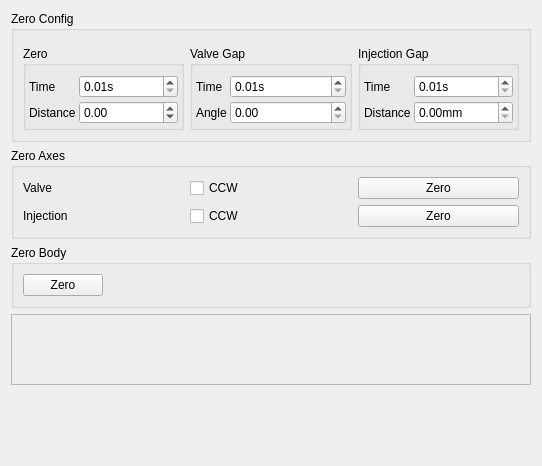
Old version of the form source/wnd/ui/ippref.ui in the repository ww4u/megarobostudio.
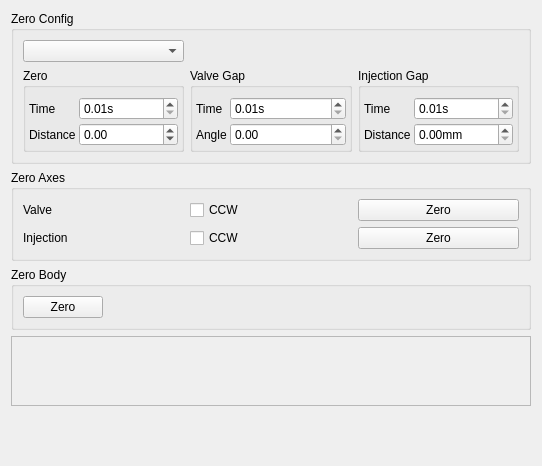
New version of the form. Icons and pictures are not drawn. Custom widgets are drawn as their Qt base class.

What changed in the file:
```diff
--- a/source/wnd/ui/ippref.ui
+++ b/source/wnd/ui/ippref.ui
@@ -210,7 +210,7 @@
        </widget>
       </item>
       <item row="0" column="0">
-       <widget class="PageOption" name="widget" native="true"/>
+       <widget class="AxisPage" name="widget"/>
       </item>
      </layout>
     </widget>
@@ -299,7 +299,7 @@
         <x>0</x>
         <y>0</y>
         <width>522</width>
-        <height>73</height>
+        <height>69</height>
        </rect>
       </property>
       <layout class="QVBoxLayout" name="verticalLayout_2">
@@ -349,10 +349,9 @@
  </widget>
  <customwidgets>
   <customwidget>
-   <class>PageOption</class>
-   <extends>QWidget</extends>
-   <header>pageoption.h</header>
-   <container>1</container>
+   <class>AxisPage</class>
+   <extends>QComboBox</extends>
+   <header>axispage.h</header>
   </customwidget>
  </customwidgets>
  <resources/>
```
